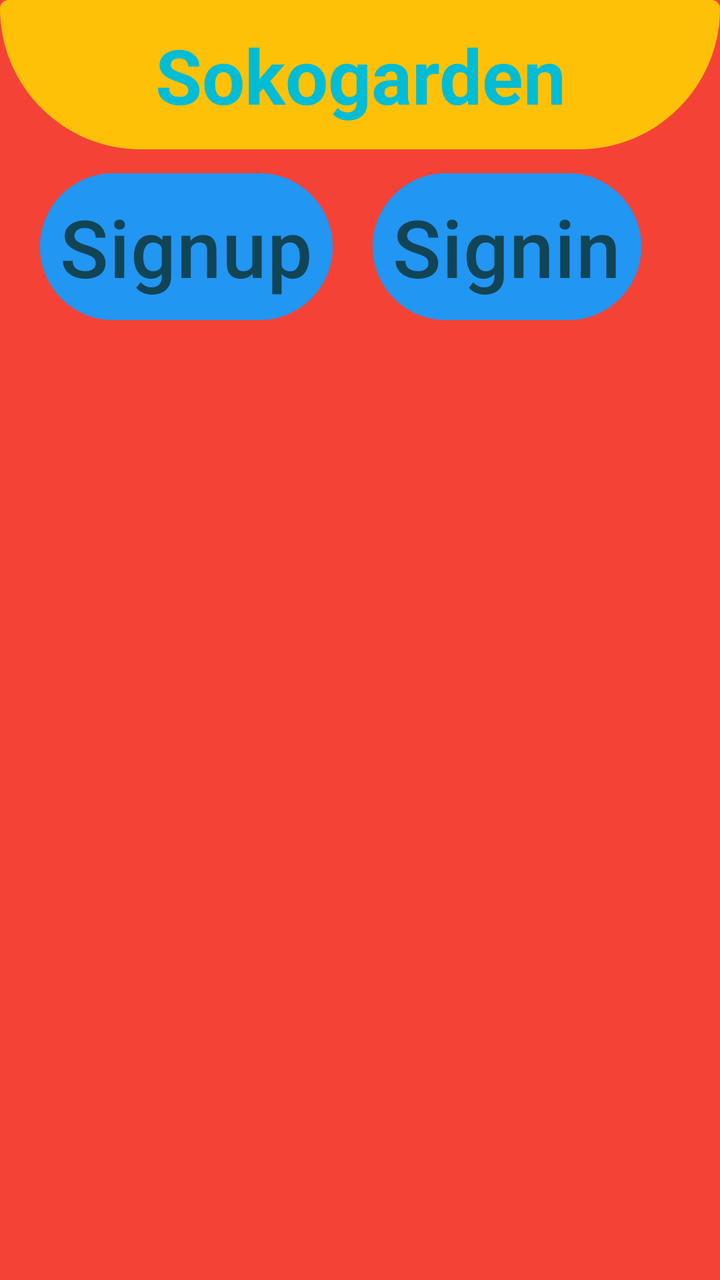
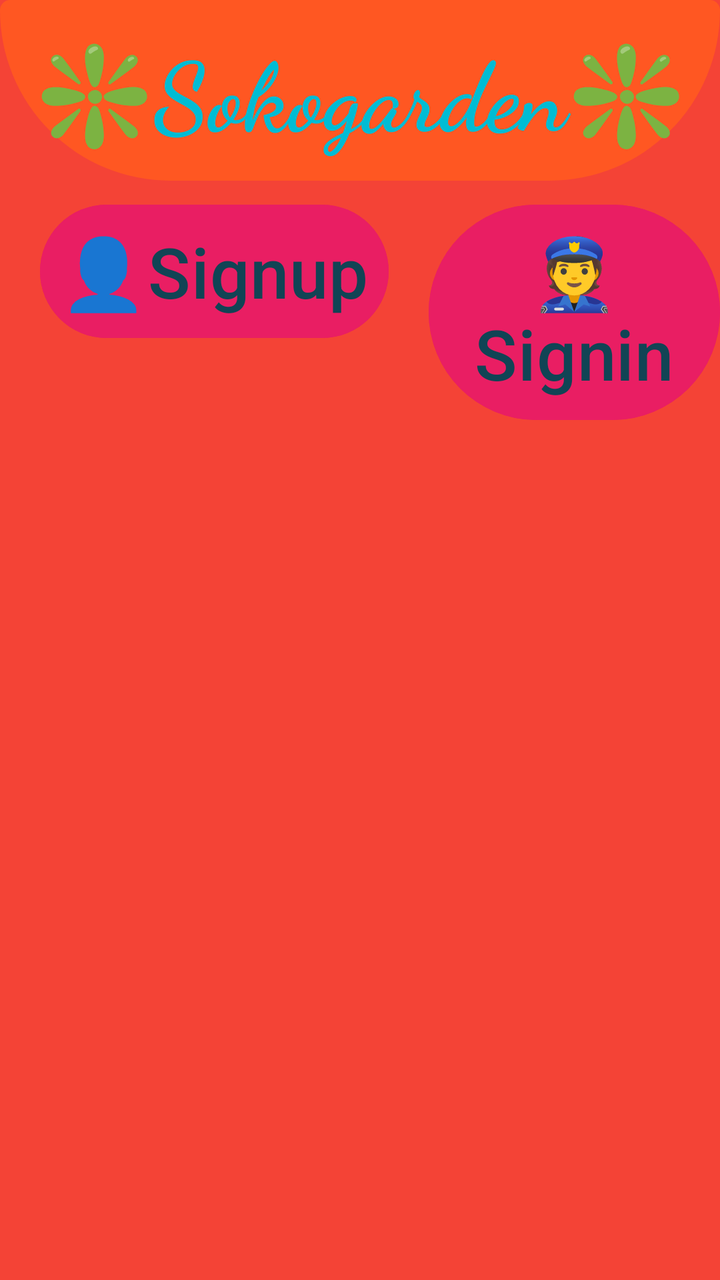

Compare the two renders of this Android layout. The source of the first and the diff that turns it into the second are given below.
<!-- AndroidManifest.xml: application theme Theme.Sokogarden -->
<!-- res/layout/activity_main.xml -->
<?xml version="1.0" encoding="utf-8"?>
<LinearLayout
    xmlns:android="http://schemas.android.com/apk/res/android"
    xmlns:app="http://schemas.android.com/apk/res-auto"
    xmlns:tools="http://schemas.android.com/tools"
    android:id="@+id/main"
    android:layout_width="match_parent"
    android:layout_height="match_parent"
    android:orientation="vertical"
    android:background="#F44336"
    tools:context=".MainActivity">

    <TextView
        android:layout_width="match_parent"
        android:layout_height="wrap_content"
        android:text="Sokogarden"
        android:textSize="38sp"
        android:textAlignment="center"
        android:textStyle="bold"
        android:textColor="#00BCD4"
        android:background="@drawable/shape"
        android:padding="12dp"/>

    <LinearLayout
        android:layout_width="match_parent"
        android:layout_height="wrap_content"
        android:orientation="horizontal">
        <Button
            android:layout_width="wrap_content"
            android:layout_height="wrap_content"
            android:text="Signup"
            android:textSize="40dp"
            android:padding="10dp"
            android:layout_marginLeft="20sp"
            android:layout_marginTop="8dp"
            android:textColor="#145"
            android:backgroundTint="#2196F3"
            android:id="@+id/signupBtn"/>
        <Button
            android:layout_width="wrap_content"
            android:layout_height="wrap_content"
            android:text="Signin"
            android:textSize="40dp"
            android:padding="10dp"
            android:layout_marginLeft="20sp"
            android:layout_marginTop="8dp"
            android:textColor="#145"
            android:backgroundTint="#2196F3"
            android:id="@+id/signinBtn"/>




    </LinearLayout>


</LinearLayout>
<!-- resources referenced by this layout -->
<resources>
  <!-- drawable shape (drawable) -->
  <?xml version="1.0" encoding="utf-8"?>
  <shape xmlns:android="http://schemas.android.com/apk/res/android">
      <solid
          android:color="#FFC107"/>
      <corners
          android:bottomLeftRadius="500dp"
          android:bottomRightRadius="500dp"
          android:radius="30dp"
  
          />
  </shape>
  <style name="Theme.Sokogarden" parent="Base.Theme.Sokogarden" />
  <style name="Base.Theme.Sokogarden" parent="Theme.Material3.DayNight.NoActionBar">
          
          
      </style>
</resources>

<!-- the commit's change to res/layout/activity_main.xml (unified diff, before → after) -->
@@ -13,8 +13,9 @@
     <TextView
         android:layout_width="match_parent"
         android:layout_height="wrap_content"
-        android:text="Sokogarden"
-        android:textSize="38sp"
+        android:text="❇️Sokogarden❇️"
+        android:textSize="48sp"
+        android:fontFamily="cursive"
         android:textAlignment="center"
         android:textStyle="bold"
         android:textColor="#00BCD4"
@@ -28,25 +29,49 @@
         <Button
             android:layout_width="wrap_content"
             android:layout_height="wrap_content"
-            android:text="Signup"
-            android:textSize="40dp"
+            android:text="👤Signup"
+            android:textSize="35dp"
             android:padding="10dp"
             android:layout_marginLeft="20sp"
             android:layout_marginTop="8dp"
             android:textColor="#145"
-            android:backgroundTint="#2196F3"
+            android:backgroundTint="#E91E63"
             android:id="@+id/signupBtn"/>
         <Button
             android:layout_width="wrap_content"
             android:layout_height="wrap_content"
-            android:text="Signin"
-            android:textSize="40dp"
+            android:text="👮Signin"
+            android:textSize="35dp"
             android:padding="10dp"
             android:layout_marginLeft="20sp"
             android:layout_marginTop="8dp"
             android:textColor="#145"
-            android:backgroundTint="#2196F3"
+            android:backgroundTint="#E91E63"
             android:id="@+id/signinBtn"/>
+
+
+
+        <TextView
+            android:id="@+id/welcomeText"
+            android:layout_width="wrap_content"
+            android:layout_height="wrap_content"
+            android:text="Welcome"
+            android:textSize="24sp"
+            android:textAlignment="center"
+            android:textColor="#FFFFFF"
+            android:visibility="gone"
+            android:layout_marginTop="20dp"/>
+
+        <Button
+            android:id="@+id/logoutBtn"
+            android:layout_width="wrap_content"
+            android:layout_height="wrap_content"
+            android:text="Logout"
+            android:layout_marginTop="10dp"
+            android:backgroundTint="#ED0909"
+            android:textColor="#F2F2F2"
+            android:visibility="gone"/>
+
 
 
 
<!-- resource entries referenced after the edit -->
@@ -4,7 +4,7 @@
   <?xml version="1.0" encoding="utf-8"?>
   <shape xmlns:android="http://schemas.android.com/apk/res/android">
       <solid
-          android:color="#FFC107"/>
+          android:color="#FF5722"/>
       <corners
           android:bottomLeftRadius="500dp"
           android:bottomRightRadius="500dp"
